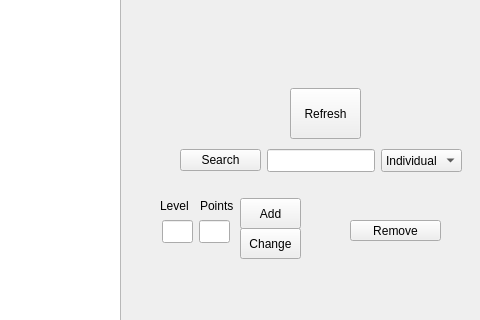
Before: the Qt Designer form pgmembers.ui in cypressen/BookstoreManagement, drawn with Qt 5; both pictures show x 520 to 1000 and y 162 to 482 of the 1000 by 800 pixel window.
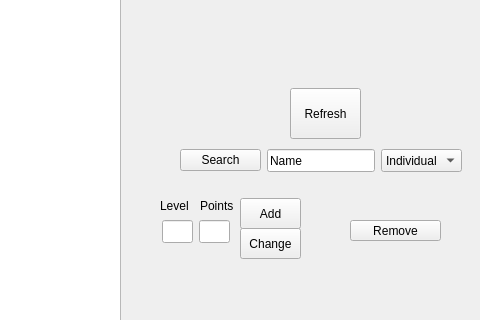
After: the same form once the commit is applied.

```diff
--- a/pgmembers.ui
+++ b/pgmembers.ui
@@ -272,6 +272,9 @@
         <height>23</height>
        </size>
       </property>
+      <property name="text">
+       <string>Name</string>
+      </property>
      </widget>
     </item>
     <item>
```
